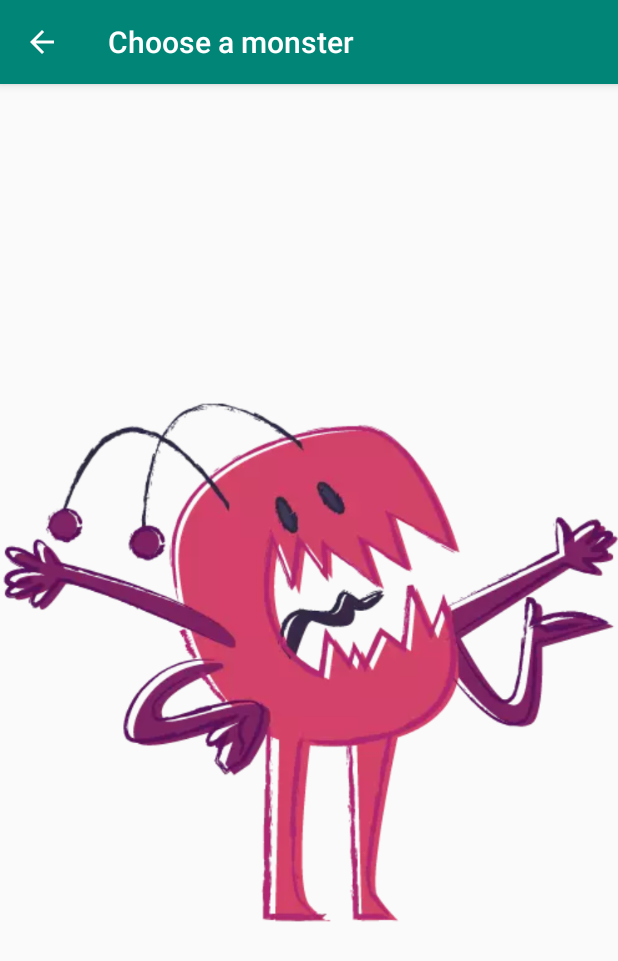
After one commit to mission-webstyle/meinLieblingsMonster, an Android app: the MonsterActivity screen opened directly, with no data from a screen before it, on a phone screen of 412 x 824 dp. The commit adds this screen. Shown: the top 961 px of the screen. Run offline under Robolectric (Android 15) with nearby library versions, the phone set to English and light mode, and no system bars.

Commit message:
Neue Activity mit title, mit MainActivity als ParentActivity gemarked im Manifest. ImageView welche ein Monster passend zentirert in der Mitte anzeigt

```diff
--- a/app/src/main/java/de/rhistel/meinlieblingsmonster/MainActivity.kt
+++ b/app/src/main/java/de/rhistel/meinlieblingsmonster/MainActivity.kt
@@ -121,7 +121,7 @@
                             strUserName
                     )
 
-//                    this.startActivity(Intent(this,ChooseAMonsterActivity))
+                    this.startActivity(Intent(this,MonsterActivity::class.java))
 
                 }else{
                     //UserMsg LogIn failed
--- /dev/null
+++ b/app/src/main/java/de/rhistel/meinlieblingsmonster/MonsterActivity.kt
@@ -0,0 +1,30 @@
+package de.rhistel.meinlieblingsmonster
+
+import androidx.appcompat.app.AppCompatActivity
+import android.os.Bundle
+
+/**
+ * Diese Activity ermoeglicht es dem
+ * User eines von drei Monstern durch Klick
+ * auf den passenden Button anzuzeigen
+ */
+class MonsterActivity : AppCompatActivity() {
+
+    //region 0. Konstanten
+    //endregion
+
+    //region 1. Lebenszyklus
+    override fun onCreate(savedInstanceState: Bundle?) {
+        super.onCreate(savedInstanceState)
+
+        //1. Setzen des Layouts
+        this.setContentView(R.layout.monster_activity_layout)
+    }
+    //endregion
+
+    //region 2. Klickhandling
+    //endregion
+
+
+
+}
--- /dev/null
+++ b/app/src/main/res/layout/monster_activity_layout.xml
@@ -0,0 +1,19 @@
+<?xml version="1.0" encoding="utf-8"?>
+<androidx.appcompat.widget.LinearLayoutCompat
+    xmlns:android="http://schemas.android.com/apk/res/android"
+    xmlns:app="http://schemas.android.com/apk/res-auto"
+    xmlns:tools="http://schemas.android.com/tools"
+    android:layout_width="match_parent"
+    android:layout_height="match_parent"
+    android:orientation="vertical"
+    tools:context=".MonsterActivity">
+
+
+    <ImageView
+        android:id="@+id/imgvCurrentMonster"
+        android:layout_width="wrap_content"
+        android:layout_height="match_parent"
+        android:contentDescription="@string/strCurrentMonster"
+        android:scaleType="fitCenter"
+        app:srcCompat="@drawable/monster02" />
+</androidx.appcompat.widget.LinearLayoutCompat>
--- a/app/src/main/res/values/strings.xml
+++ b/app/src/main/res/values/strings.xml
@@ -11,4 +11,6 @@
     <string name="strNewTextViewText">This is a new TextView because you clicked the new Button.</string>
     <string name="strUserMessageYouAreLoggedInNow">You are logged in now</string>
     <string name="strUserMessageCredentialsAreNotValid">User credentials are not valid</string>
+    <string name="strMonsterActivityTitle">Choose a monster</string>
+    <string name="strCurrentMonster">Current monster</string>
 </resources>
```
Also changed, not shown: app/src/main/AndroidManifest.xml (+7 -11 lines).
